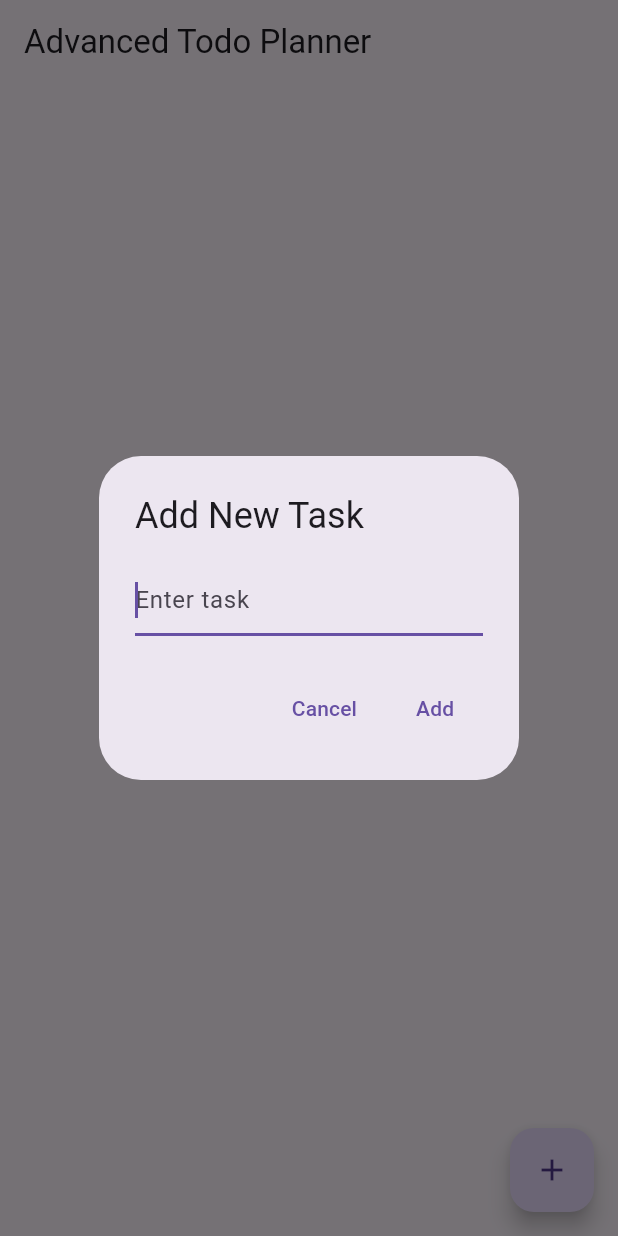
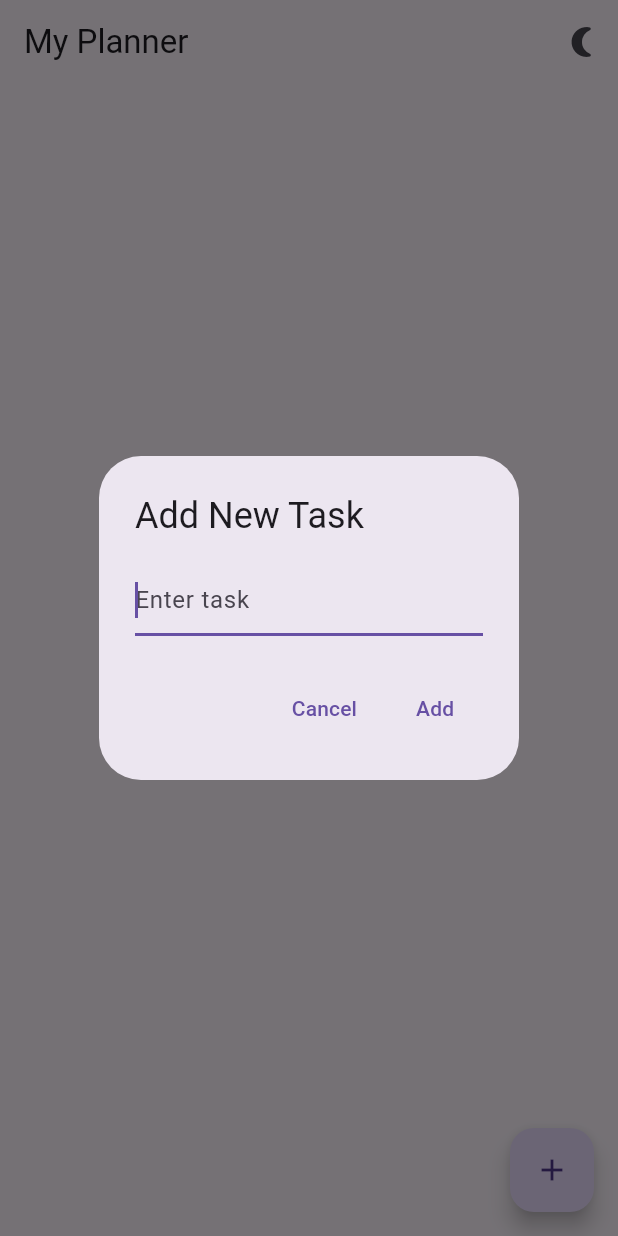
Before and after one commit to vinayaktyagi10/advanced_todo_planner, a Flutter app: the screen it shows after launch, after a tap on the "add" icon, on a phone screen of 412 x 824 dp. Run offline on Flutter 3.47's test engine with Material 3 defaults, Android fonts, the phone set to English and light mode, and no system bars; our stand-ins replace hive, hive_flutter; accounts and stored records are empty.

Commit message:
Made some UI changes and added dark theme mode and a button to switch the theme between light and dark mode.

```diff
--- a/lib/main.dart
+++ b/lib/main.dart
@@ -3,112 +3,87 @@ import 'models/task.dart';
 import 'package:hive/hive.dart';
 import 'package:hive_flutter/hive_flutter.dart';
 import 'screens/task_screen.dart';
-void main() async {	//async is used to access await command and wait for important libraries to load such as of hive.
-	WidgetsFlutterBinding.ensureInitialized();	//makes sure that the flutter is fully loaded before running anything else.
-	await Hive.initFlutter(); 	//waits for the storage engine to initialize
-	Hive.registerAdapter(TaskAdapter());	//basically the adapter converts the info into binary for further storage.
-	await Hive.openBox<Task>('tasks');	//opens a box that basically saves,loads,delete etc.
-  	runApp(const MyApp());		//finally the UI is shown.
+
+void main() async {
+  WidgetsFlutterBinding.ensureInitialized();
+  await Hive.initFlutter();
+  Hive.registerAdapter(TaskAdapter());
+  await Hive.openBox<Task>('tasks');
+  runApp(const MyApp());
 }
 
-class MyApp extends StatelessWidget {
+class MyApp extends StatefulWidget {
   const MyApp({super.key});
 
-  // This widget is the root of your application.
   @override
-  Widget build(BuildContext context) {
-    return MaterialApp(
-      title: 'Advanced To-Do Planner',
-      theme: ThemeData(
-	primarySwatch: Colors.deepPurple,
-      ),
-      home: const TaskScreen(),
-    );
-  }
+  State<MyApp> createState() => _MyAppState();
 }
 
-class MyHomePage extends StatefulWidget {
-  const MyHomePage({super.key, required this.title});
+class _MyAppState extends State<MyApp> {
+  ThemeMode _themeMode = ThemeMode.system;
 
-  // This widget is the home page of your application. It is stateful, meaning
-  // that it has a State object (defined below) that contains fields that affect
-  // how it looks.
-
-  // This class is the configuration for the state. It holds the values (in this
-  // case the title) provided by the parent (in this case the App widget) and
-  // used by the build method of the State. Fields in a Widget subclass are
-  // always marked "final".
-
-  final String title;
-
-  @override
-  State<MyHomePage> createState() => _MyHomePageState();
-}
-
-class _MyHomePageState extends State<MyHomePage> {
-  int _counter = 0;
-
-  void _incrementCounter() {
+  void _toggleTheme() {
     setState(() {
-      // This call to setState tells the Flutter framework that something has
-      // changed in this State, which causes it to rerun the build method below
-      // so that the display can reflect the updated values. If we changed
-      // _counter without calling setState(), then the build method would not be
-      // called again, and so nothing would appear to happen.
-      _counter++;
+      _themeMode =
+          _themeMode == ThemeMode.light ? ThemeMode.dark : ThemeMode.light;
     });
   }
 
   @override
   Widget build(BuildContext context) {
-    // This method is rerun every time setState is called, for instance as done
-    // by the _incrementCounter method above.
-    //
-    // The Flutter framework has been optimized to make rerunning build methods
-    // fast, so that you can just rebuild anything that needs updating rather
-    // than having to individually change instances of widgets.
-    return Scaffold(
-      appBar: AppBar(
-        // TRY THIS: Try changing the color here to a specific color (to
-        // Colors.amber, perhaps?) and trigger a hot reload to see the AppBar
-        // change color while the other colors stay the same.
-        backgroundColor: Theme.of(context).colorScheme.inversePrimary,
-        // Here we take the value from the MyHomePage object that was created by
-        // the App.build method, and use it to set our appbar title.
-        title: Text(widget.title),
+    return MaterialApp(
+      title: 'My Planner',
+      theme: ThemeData(
+        primarySwatch: Colors.deepPurple,
+        brightness: Brightness.light,
       ),
-      body: Center(
-        // Center is a layout widget. It takes a single child and positions it
-        // in the middle of the parent.
-        child: Column(
-          // Column is also a layout widget. It takes a list of children and
-          // arranges them vertically. By default, it sizes itself to fit its
-          // children horizontally, and tries to be as tall as its parent.
-          //
-          // Column has various properties to control how it sizes itself and
-          // how it positions its children. Here we use mainAxisAlignment to
-          // center the children vertically; the main axis here is the vertical
-          // axis because Columns are vertical (the cross axis would be
-          // horizontal).
-          //
-          // TRY THIS: Invoke "debug painting" (choose the "Toggle Debug Paint"
-          // action in the IDE, or press "p" in the console), to see the
-          // wireframe for each widget.
-          mainAxisAlignment: MainAxisAlignment.center,
-          children: <Widget>[
-            const Text('You have pushed the button this many times:'),
-            Text(
-              '$_counter',
-              style: Theme.of(context).textTheme.headlineMedium,
-            ),
-          ],
+      darkTheme: ThemeData(
+        brightness: Brightness.dark,
+        primarySwatch: Colors.deepPurple,
+        scaffoldBackgroundColor: Colors.black,
+        appBarTheme: const AppBarTheme(
+          backgroundColor: Colors.deepPurple,
+          foregroundColor: Colors.white,
+        ),
+        floatingActionButtonTheme: const FloatingActionButtonThemeData(
+          backgroundColor: Colors.deepPurple,
         ),
       ),
-      floatingActionButton: FloatingActionButton(
-        onPressed: _incrementCounter,
-        tooltip: 'Increment',
-        child: const Icon(Icons.add),
-      ), // This trailing comma makes auto-formatting nicer for build methods.
+      themeMode: _themeMode, // Use current theme mode
+      home: TaskScreenWithThemeToggle(
+        toggleTheme: _toggleTheme,
+        themeMode: _themeMode,
+      ),
     );
   }
 }
+
+class TaskScreenWithThemeToggle extends StatelessWidget {
+  final VoidCallback toggleTheme;
+  final ThemeMode themeMode;
+
+  const TaskScreenWithThemeToggle({
+    super.key,
+    required this.toggleTheme,
+    required this.themeMode,
+  });
+
+  @override
+  Widget build(BuildContext context) {
+    return Scaffold(
+      appBar: AppBar(
+        title: const Text('My Planner'),
+        actions: [
+          IconButton(
+            icon: Icon(
+              themeMode == ThemeMode.dark ? Icons.wb_sunny : Icons.nightlight_round,
+            ),
+            onPressed: toggleTheme,
+            tooltip: themeMode == ThemeMode.dark ? 'Switch to Light Mode' : 'Switch to Dark Mode',
+          ),
+        ],
+      ),
+      body: const TaskScreen(), // Your existing TaskScreen
+    );
+  }
+}
```
Also changed, not shown: lib/screens/task_screen.dart (+12 -6 lines).
